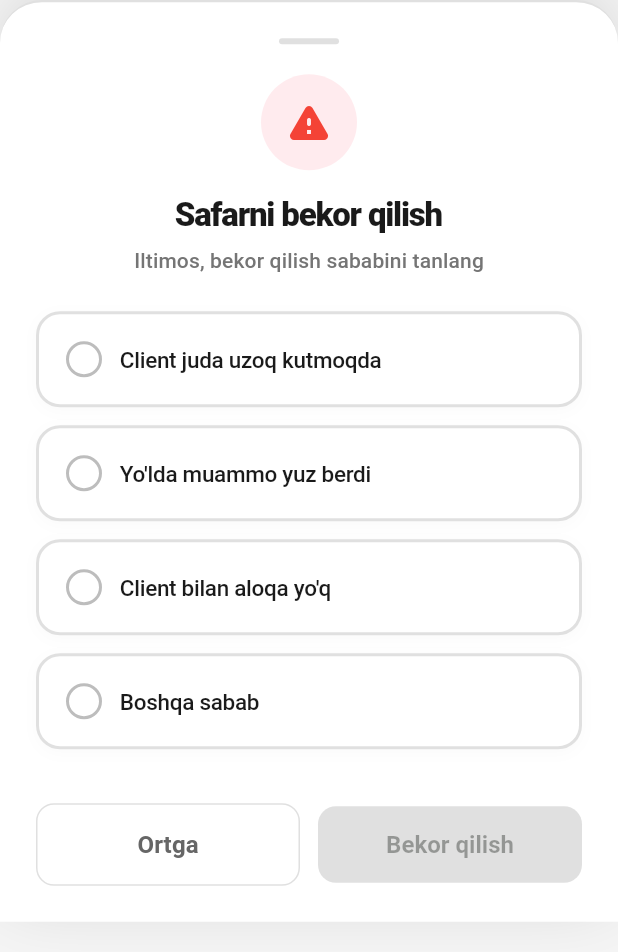
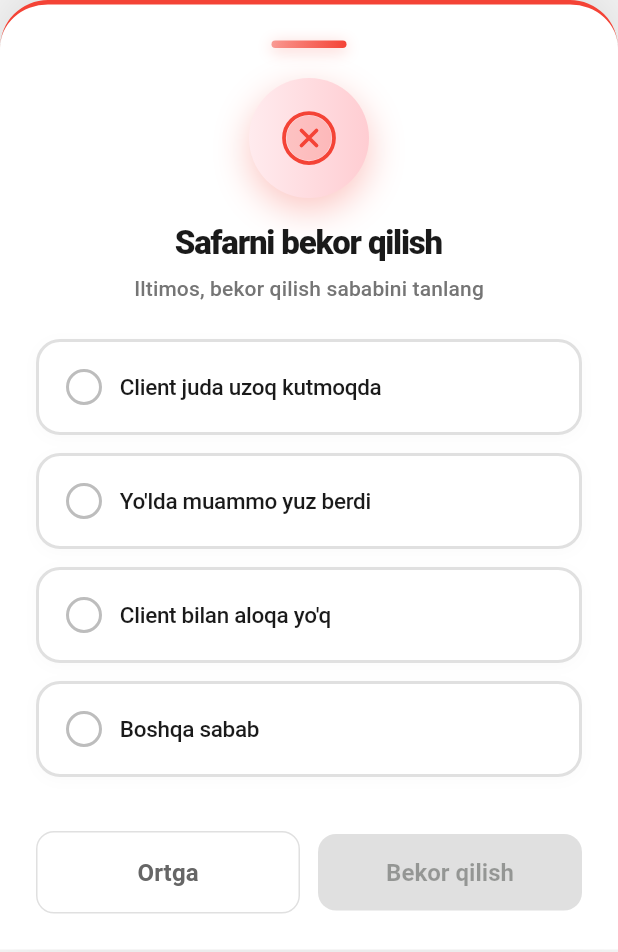
Before and after one commit to khurshid28/taxi-mobile, a Flutter app: the CancelTripSheet widget shown alone on an empty page, opened directly, on a phone screen of 412 x 824 dp. Shown: the top 952 px of the screen. Run offline on Flutter 3.47's test engine with Material 3 defaults, Android fonts, the phone set to English and light mode, and no system bars; our stand-ins replace dio, equatable, fl_chart, flutter_bloc, flutter_local_notifications, flutter_svg and 8 more; missing offline and left inert: yandex_mapkit; accounts and stored records are empty.

Commit message:
Modernize UI with SVG duotone icons and shimmer effects
- Replace Material icons with custom SVG duotone icons in bottom sheets and dialogs
- Add shimmer effects to searching animation and trip complete dialog
- Enhance bottom sheets with 32px border radius, 3px colored borders, gradient handle bars
- Update order_bottom_sheet: user_duotone.svg (64x64), phone_duotone.svg, gradient call button
- Update trip_complete_dialog: success_duotone.svg (100x100), shimmer price animation
- Update cancel_trip_sheet: close_duotone.svg (80x80), red gradient styling
- Add modern shadows (blur 40px, opacity 0.15), better borders (3px width)
- Add SVG_ICONS_README.md with usage guide and icon list
- Professional design matching scarlab-duotone-line-vectors style

```diff
--- a/lib/features/home/presentation/widgets/cancel_trip_sheet.dart
+++ b/lib/features/home/presentation/widgets/cancel_trip_sheet.dart
@@ -1,4 +1,5 @@
 import 'package:flutter/material.dart';
+import 'package:flutter_svg/flutter_svg.dart';
 import '../../../../core/theme/app_colors.dart';
 
 class CancelTripSheet extends StatefulWidget {
@@ -26,8 +27,8 @@ class _CancelTripSheetState extends State<CancelTripSheet> {
       padding: const EdgeInsets.all(24),
       decoration: BoxDecoration(
         color: Colors.white,
-        borderRadius: const BorderRadius.vertical(top: Radius.circular(28)),
-        border: Border(top: BorderSide(color: Colors.grey[300]!, width: 1.5)),
+        borderRadius: const BorderRadius.vertical(top: Radius.circular(32)),
+        border: const Border(top: BorderSide(color: Colors.red, width: 3)),
         boxShadow: [
           BoxShadow(
             color: Colors.black.withOpacity(0.15),
@@ -41,24 +42,45 @@ class _CancelTripSheetState extends State<CancelTripSheet> {
         mainAxisSize: MainAxisSize.min,
         children: [
           Container(
-            width: 40,
-            height: 4,
+            width: 50,
+            height: 5,
             decoration: BoxDecoration(
-              color: Colors.grey[300],
-              borderRadius: BorderRadius.circular(2),
+              gradient: LinearGradient(
+                colors: [Colors.red.withOpacity(0.5), Colors.red],
+              ),
+              borderRadius: BorderRadius.circular(10),
+              boxShadow: [
+                BoxShadow(
+                  color: Colors.red.withOpacity(0.3),
+                  blurRadius: 8,
+                  offset: const Offset(0, 2),
+                ),
+              ],
             ),
           ),
           const SizedBox(height: 20),
           Container(
-            padding: const EdgeInsets.all(16),
+            width: 80,
+            height: 80,
             decoration: BoxDecoration(
-              color: Colors.red[50],
+              gradient: LinearGradient(
+                colors: [Colors.red[50]!, Colors.red[100]!],
+              ),
               shape: BoxShape.circle,
+              boxShadow: [
+                BoxShadow(
+                  color: Colors.red.withOpacity(0.3),
+                  blurRadius: 20,
+                  offset: const Offset(0, 8),
+                ),
+              ],
             ),
-            child: const Icon(
-              Icons.warning_rounded,
-              color: Colors.red,
-              size: 32,
+            child: Center(
+              child: SvgPicture.asset(
+                'assets/icons/close_duotone.svg',
+                width: 40,
+                height: 40,
+              ),
             ),
           ),
           const SizedBox(height: 16),
```
Also changed, not shown: lib/features/home/presentation/widgets/order_bottom_sheet.dart (+103 -64 lines), lib/features/home/presentation/widgets/searching_animation_widget.dart (+12 -11 lines), lib/features/home/presentation/widgets/trip_complete_dialog.dart (+44 -8 lines), 1 other file.
